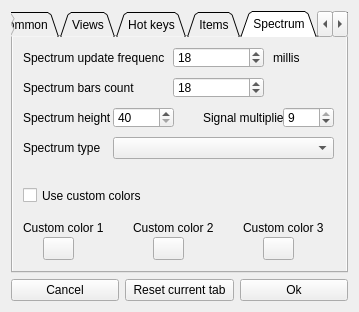
jeyboy/playo3, file dialogs/settings_dialog.ui: the form before one commit.
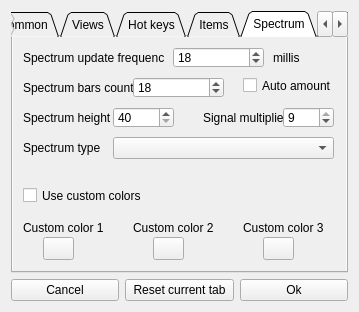
The form after the commit. The open tabs and pages were chosen to show the change.

Commit message: add base for auto amount of spectrum bars

The edit to the form file:
```diff
--- a/dialogs/settings_dialog.ui
+++ b/dialogs/settings_dialog.ui
@@ -905,7 +905,7 @@
             <rect>
              <x>10</x>
              <y>150</y>
-             <width>231</width>
+             <width>121</width>
              <height>17</height>
             </rect>
            </property>
@@ -929,7 +929,7 @@
           <widget class="QSpinBox" name="spectrumBarsCount">
            <property name="geometry">
             <rect>
-             <x>160</x>
+             <x>120</x>
              <y>40</y>
              <width>91</width>
              <height>21</height>
@@ -1116,6 +1116,19 @@
             </rect>
            </property>
           </widget>
+          <widget class="QCheckBox" name="autoBarsAmount">
+           <property name="geometry">
+            <rect>
+             <x>230</x>
+             <y>40</y>
+             <width>91</width>
+             <height>17</height>
+            </rect>
+           </property>
+           <property name="text">
+            <string>Auto amount</string>
+           </property>
+          </widget>
          </widget>
         </widget>
        </item>
```
Left out of the diff: 2 changed lines with no effect on the pictures. The commit also changes 6 other files.
